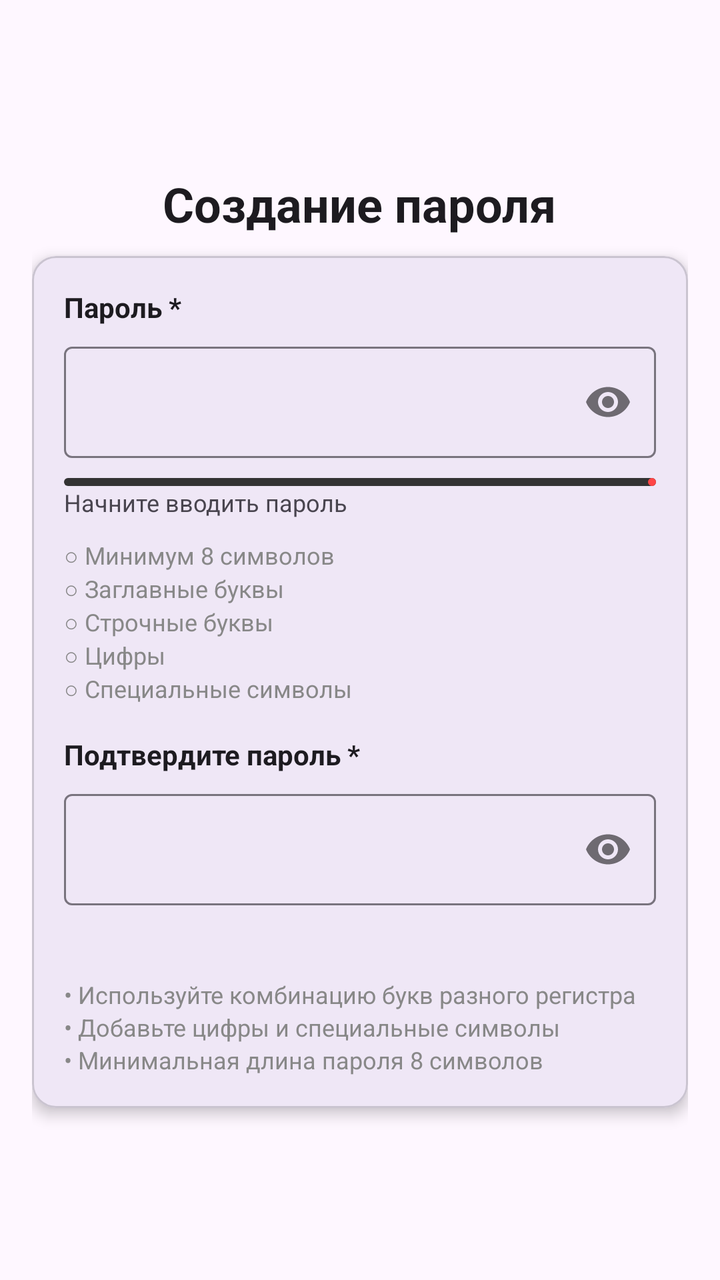
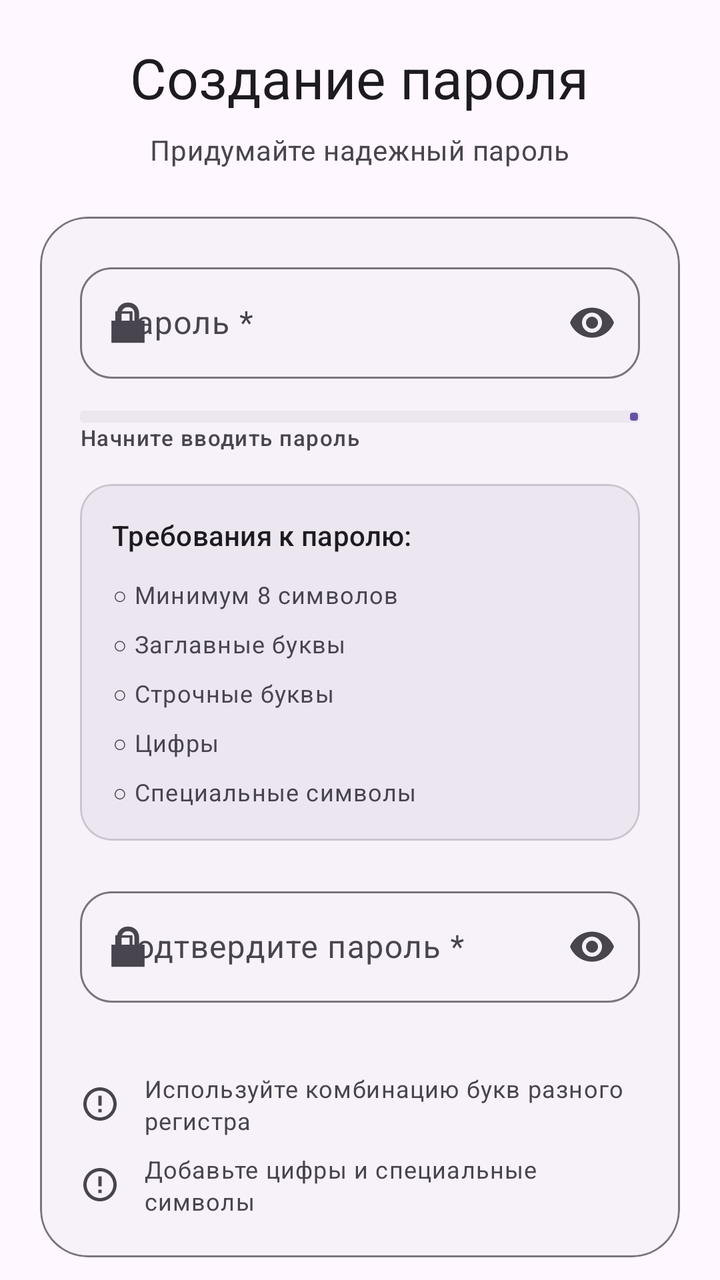

Screens rendered from an Android XML layout before and after an edit, with the pre-edit source and the edit as a unified diff.
<!-- AndroidManifest.xml: application theme Theme.BarkfluffClientAndroid -->
<!-- res/layout/step_register_05_password.xml -->
<?xml version="1.0" encoding="utf-8"?>
<ScrollView xmlns:android="http://schemas.android.com/apk/res/android"
    xmlns:app="http://schemas.android.com/apk/res-auto"
    android:layout_width="match_parent"
    android:layout_height="match_parent"
    android:fillViewport="true">

    <LinearLayout
        android:layout_width="match_parent"
        android:layout_height="wrap_content"
        android:gravity="center"
        android:orientation="vertical"
        android:padding="16dp">

        <TextView
            android:layout_width="wrap_content"
            android:layout_height="wrap_content"
            android:layout_marginBottom="10dp"
            android:text="Создание пароля"
            android:textColor="?attr/colorOnSurface"
            android:textSize="24sp"
            android:textStyle="bold" />

        <com.google.android.material.card.MaterialCardView
            android:layout_width="match_parent"
            android:layout_height="wrap_content"
            app:cardCornerRadius="12dp"
            app:cardElevation="4dp">

            <LinearLayout
                android:layout_width="match_parent"
                android:layout_height="wrap_content"
                android:orientation="vertical"
                android:padding="16dp">

                
                <TextView
                    android:layout_width="wrap_content"
                    android:layout_height="wrap_content"
                    android:text="Пароль *"
                    android:textColor="?attr/colorOnSurface"
                    android:textSize="14sp"
                    android:textStyle="bold" />

                <com.google.android.material.textfield.TextInputLayout
                    android:id="@+id/passwordInputLayout"
                    style="@style/Widget.Material3.TextInputLayout.OutlinedBox"
                    android:layout_width="match_parent"
                    android:layout_height="wrap_content"
                    android:layout_marginTop="5dp"
                    app:passwordToggleEnabled="true">

                    <com.google.android.material.textfield.TextInputEditText
                        android:id="@+id/passwordEditText"
                        android:layout_width="match_parent"
                        android:layout_height="wrap_content"
                        android:inputType="textPassword" />
                </com.google.android.material.textfield.TextInputLayout>

                
                <com.google.android.material.progressindicator.LinearProgressIndicator
                    android:id="@+id/passwordStrengthBar"
                    android:layout_width="match_parent"
                    android:layout_height="wrap_content"
                    android:layout_marginTop="10dp"
                    android:indeterminate="false"
                    app:indicatorColor="#FF4646"
                    app:trackColor="#333333"
                    app:trackThickness="4dp" />

                <TextView
                    android:id="@+id/passwordDifficultyIndicator"
                    android:layout_width="wrap_content"
                    android:layout_height="wrap_content"
                    android:layout_marginBottom="10dp"
                    android:text="Начните вводить пароль"
                    android:textColor="?attr/colorOnSurfaceVariant"
                    android:textSize="12sp" />

                
                <LinearLayout
                    android:id="@+id/passwordRequirementsPanel"
                    android:layout_width="match_parent"
                    android:layout_height="wrap_content"
                    android:layout_marginBottom="15dp"
                    android:orientation="vertical">

                    <TextView
                        android:id="@+id/reqMinLength"
                        android:layout_width="wrap_content"
                        android:layout_height="wrap_content"
                        android:text="○ Минимум 8 символов"
                        android:textColor="#888888"
                        android:textSize="12sp" />

                    <TextView
                        android:id="@+id/reqUpperCase"
                        android:layout_width="wrap_content"
                        android:layout_height="wrap_content"
                        android:text="○ Заглавные буквы"
                        android:textColor="#888888"
                        android:textSize="12sp" />

                    <TextView
                        android:id="@+id/reqLowerCase"
                        android:layout_width="wrap_content"
                        android:layout_height="wrap_content"
                        android:text="○ Строчные буквы"
                        android:textColor="#888888"
                        android:textSize="12sp" />

                    <TextView
                        android:id="@+id/reqDigit"
                        android:layout_width="wrap_content"
                        android:layout_height="wrap_content"
                        android:text="○ Цифры"
                        android:textColor="#888888"
                        android:textSize="12sp" />

                    <TextView
                        android:id="@+id/reqSpecialChar"
                        android:layout_width="wrap_content"
                        android:layout_height="wrap_content"
                        android:text="○ Специальные символы"
                        android:textColor="#888888"
                        android:textSize="12sp" />
                </LinearLayout>

                
                <TextView
                    android:layout_width="wrap_content"
                    android:layout_height="wrap_content"
                    android:text="Подтвердите пароль *"
                    android:textColor="?attr/colorOnSurface"
                    android:textSize="14sp"
                    android:textStyle="bold" />

                <com.google.android.material.textfield.TextInputLayout
                    android:id="@+id/confirmPasswordInputLayout"
                    style="@style/Widget.Material3.TextInputLayout.OutlinedBox"
                    android:layout_width="match_parent"
                    android:layout_height="wrap_content"
                    android:layout_marginTop="5dp"
                    app:passwordToggleEnabled="true">

                    <com.google.android.material.textfield.TextInputEditText
                        android:id="@+id/confirmPasswordEditText"
                        android:layout_width="match_parent"
                        android:layout_height="wrap_content"
                        android:inputType="textPassword" />
                </com.google.android.material.textfield.TextInputLayout>

                <TextView
                    android:id="@+id/passwordMatchText"
                    android:layout_width="wrap_content"
                    android:layout_height="wrap_content"
                    android:layout_marginBottom="20dp"
                    android:textColor="#888888"
                    android:textSize="12sp" />

                
                <LinearLayout
                    android:layout_width="match_parent"
                    android:layout_height="wrap_content"
                    android:orientation="vertical">

                    <TextView
                        android:layout_width="wrap_content"
                        android:layout_height="wrap_content"
                        android:text="• Используйте комбинацию букв разного регистра"
                        android:textColor="#888888"
                        android:textSize="12sp" />

                    <TextView
                        android:layout_width="wrap_content"
                        android:layout_height="wrap_content"
                        android:text="• Добавьте цифры и специальные символы"
                        android:textColor="#888888"
                        android:textSize="12sp" />

                    <TextView
                        android:layout_width="wrap_content"
                        android:layout_height="wrap_content"
                        android:text="• Минимальная длина пароля 8 символов"
                        android:textColor="#888888"
                        android:textSize="12sp" />
                </LinearLayout>
            </LinearLayout>
        </com.google.android.material.card.MaterialCardView>
    </LinearLayout>
</ScrollView>
<!-- resources referenced by this layout -->
<resources>
  <style name="Theme.BarkfluffClientAndroid" parent="Base.Theme.BarkfluffClientAndroid" />
  <style name="Base.Theme.BarkfluffClientAndroid" parent="Theme.Material3.DayNight.NoActionBar">
          
          <item name="android:statusBarColor">?attr/colorSurface</item>
          <item name="android:windowBackground">?android:attr/colorBackground</item>
      </style>
</resources>

<!-- the commit's change to res/layout/step_register_05_password.xml (unified diff, before → after) -->
@@ -1,5 +1,5 @@
 <?xml version="1.0" encoding="utf-8"?>
-<ScrollView xmlns:android="http://schemas.android.com/apk/res/android"
+<androidx.core.widget.NestedScrollView xmlns:android="http://schemas.android.com/apk/res/android"
     xmlns:app="http://schemas.android.com/apk/res-auto"
     android:layout_width="match_parent"
     android:layout_height="match_parent"
@@ -10,51 +10,62 @@
         android:layout_height="wrap_content"
         android:gravity="center"
         android:orientation="vertical"
-        android:padding="16dp">
-
+        android:padding="20dp">
+
+        
         <TextView
             android:layout_width="wrap_content"
             android:layout_height="wrap_content"
-            android:layout_marginBottom="10dp"
+            android:layout_marginBottom="8dp"
             android:text="Создание пароля"
-            android:textColor="?attr/colorOnSurface"
-            android:textSize="24sp"
-            android:textStyle="bold" />
-
+            android:textAppearance="?attr/textAppearanceHeadlineMedium"
+            android:textColor="?attr/colorOnSurface" />
+
+        
+        <TextView
+            android:layout_width="wrap_content"
+            android:layout_height="wrap_content"
+            android:layout_marginBottom="24dp"
+            android:text="Придумайте надежный пароль"
+            android:textAppearance="?attr/textAppearanceBodyMedium"
+            android:textColor="?attr/colorOnSurfaceVariant" />
+
+        
         <com.google.android.material.card.MaterialCardView
             android:layout_width="match_parent"
             android:layout_height="wrap_content"
-            app:cardCornerRadius="12dp"
-            app:cardElevation="4dp">
+            app:cardBackgroundColor="?attr/colorSurfaceContainerLow"
+            app:cardCornerRadius="24dp"
+            app:cardElevation="0dp"
+            app:strokeColor="?attr/colorOutline"
+            app:strokeWidth="1dp">
 
             <LinearLayout
                 android:layout_width="match_parent"
                 android:layout_height="wrap_content"
                 android:orientation="vertical"
-                android:padding="16dp">
-
-                
-                <TextView
-                    android:layout_width="wrap_content"
-                    android:layout_height="wrap_content"
-                    android:text="Пароль *"
-                    android:textColor="?attr/colorOnSurface"
-                    android:textSize="14sp"
-                    android:textStyle="bold" />
-
+                android:padding="20dp">
+
+                
                 <com.google.android.material.textfield.TextInputLayout
                     android:id="@+id/passwordInputLayout"
                     style="@style/Widget.Material3.TextInputLayout.OutlinedBox"
                     android:layout_width="match_parent"
                     android:layout_height="wrap_content"
-                    android:layout_marginTop="5dp"
-                    app:passwordToggleEnabled="true">
+                    android:hint="Пароль *"
+                    app:boxCornerRadiusBottomEnd="16dp"
+                    app:boxCornerRadiusBottomStart="16dp"
+                    app:boxCornerRadiusTopEnd="16dp"
+                    app:boxCornerRadiusTopStart="16dp"
+                    app:endIconMode="password_toggle"
+                    app:startIconDrawable="@android:drawable/ic_lock_lock">
 
                     <com.google.android.material.textfield.TextInputEditText
                         android:id="@+id/passwordEditText"
                         android:layout_width="match_parent"
                         android:layout_height="wrap_content"
                         android:inputType="textPassword" />
+
                 </com.google.android.material.textfield.TextInputLayout>
 
                 
@@ -62,92 +73,160 @@
                     android:id="@+id/passwordStrengthBar"
                     android:layout_width="match_parent"
                     android:layout_height="wrap_content"
-                    android:layout_marginTop="10dp"
+                    android:layout_marginTop="16dp"
                     android:indeterminate="false"
-                    app:indicatorColor="#FF4646"
-                    app:trackColor="#333333"
-                    app:trackThickness="4dp" />
+                    app:indicatorColor="?attr/colorPrimary"
+                    app:trackColor="?attr/colorSurfaceContainerHigh"
+                    app:trackThickness="6dp" />
 
                 <TextView
                     android:id="@+id/passwordDifficultyIndicator"
                     android:layout_width="wrap_content"
                     android:layout_height="wrap_content"
-                    android:layout_marginBottom="10dp"
+                    android:layout_marginBottom="16dp"
                     android:text="Начните вводить пароль"
-                    android:textColor="?attr/colorOnSurfaceVariant"
-                    android:textSize="12sp" />
-
-                
-                <LinearLayout
+                    android:textAppearance="?attr/textAppearanceLabelSmall"
+                    android:textColor="?attr/colorOnSurfaceVariant" />
+
+                
+                <com.google.android.material.card.MaterialCardView
                     android:id="@+id/passwordRequirementsPanel"
                     android:layout_width="match_parent"
                     android:layout_height="wrap_content"
-                    android:layout_marginBottom="15dp"
-                    android:orientation="vertical">
-
-                    <TextView
-                        android:id="@+id/reqMinLength"
-                        android:layout_width="wrap_content"
-                        android:layout_height="wrap_content"
-                        android:text="○ Минимум 8 символов"
-                        android:textColor="#888888"
-                        android:textSize="12sp" />
-
-                    <TextView
-                        android:id="@+id/reqUpperCase"
-                        android:layout_width="wrap_content"
-                        android:layout_height="wrap_content"
-                        android:text="○ Заглавные буквы"
-                        android:textColor="#888888"
-                        android:textSize="12sp" />
-
-                    <TextView
-                        android:id="@+id/reqLowerCase"
-                        android:layout_width="wrap_content"
-                        android:layout_height="wrap_content"
-                        android:text="○ Строчные буквы"
-                        android:textColor="#888888"
-                        android:textSize="12sp" />
-
-                    <TextView
-                        android:id="@+id/reqDigit"
-                        android:layout_width="wrap_content"
-                        android:layout_height="wrap_content"
-                        android:text="○ Цифры"
-                        android:textColor="#888888"
-                        android:textSize="12sp" />
-
-                    <TextView
-                        android:id="@+id/reqSpecialChar"
-                        android:layout_width="wrap_content"
-                        android:layout_height="wrap_content"
-                        android:text="○ Специальные символы"
-                        android:textColor="#888888"
-                        android:textSize="12sp" />
-                </LinearLayout>
-
-                
-                <TextView
-                    android:layout_width="wrap_content"
-                    android:layout_height="wrap_content"
-                    android:text="Подтвердите пароль *"
-                    android:textColor="?attr/colorOnSurface"
-                    android:textSize="14sp"
-                    android:textStyle="bold" />
-
+                    android:layout_marginBottom="20dp"
+                    app:cardBackgroundColor="?attr/colorSurfaceContainerHigh"
+                    app:cardCornerRadius="16dp"
+                    app:cardElevation="0dp">
+
+                    <LinearLayout
+                        android:layout_width="match_parent"
+                        android:layout_height="wrap_content"
+                        android:orientation="vertical"
+                        android:padding="16dp">
+
+                        <TextView
+                            android:layout_width="wrap_content"
+                            android:layout_height="wrap_content"
+                            android:text="Требования к паролю:"
+                            android:textAppearance="?attr/textAppearanceLabelLarge"
+                            android:textColor="?attr/colorOnSurface" />
+
+                        <LinearLayout
+                            android:layout_width="match_parent"
+                            android:layout_height="wrap_content"
+                            android:layout_marginTop="12dp"
+                            android:orientation="vertical">
+
+                            <LinearLayout
+                                android:layout_width="match_parent"
+                                android:layout_height="wrap_content"
+                                android:gravity="center_vertical"
+                                android:orientation="horizontal">
+
+                                <TextView
+                                    android:id="@+id/reqMinLength"
+                                    android:layout_width="wrap_content"
+                                    android:layout_height="wrap_content"
+                                    android:text="○ Минимум 8 символов"
+                                    android:textAppearance="?attr/textAppearanceBodySmall"
+                                    android:textColor="?attr/colorOnSurfaceVariant" />
+
+                            </LinearLayout>
+
+                            <LinearLayout
+                                android:layout_width="match_parent"
+                                android:layout_height="wrap_content"
+                                android:layout_marginTop="8dp"
+                                android:gravity="center_vertical"
+                                android:orientation="horizontal">
+
+                                <TextView
+                                    android:id="@+id/reqUpperCase"
+                                    android:layout_width="wrap_content"
+                                    android:layout_height="wrap_content"
+                                    android:text="○ Заглавные буквы"
+                                    android:textAppearance="?attr/textAppearanceBodySmall"
+                                    android:textColor="?attr/colorOnSurfaceVariant" />
+
+                            </LinearLayout>
+
+                            <LinearLayout
+                                android:layout_width="match_parent"
+                                android:layout_height="wrap_content"
+                                android:layout_marginTop="8dp"
+                                android:gravity="center_vertical"
+                                android:orientation="horizontal">
+
+                                <TextView
+                                    android:id="@+id/reqLowerCase"
+                                    android:layout_width="wrap_content"
+                                    android:layout_height="wrap_content"
+                                    android:text="○ Строчные буквы"
+                                    android:textAppearance="?attr/textAppearanceBodySmall"
+                                    android:textColor="?attr/colorOnSurfaceVariant" />
+
+                            </LinearLayout>
+
+                            <LinearLayout
+                                android:layout_width="match_parent"
+                                android:layout_height="wrap_content"
+                                android:layout_marginTop="8dp"
+                                android:gravity="center_vertical"
+                                android:orientation="horizontal">
+
+                                <TextView
+                                    android:id="@+id/reqDigit"
+                                    android:layout_width="wrap_content"
+                                    android:layout_height="wrap_content"
+                                    android:text="○ Цифры"
+                                    android:textAppearance="?attr/textAppearanceBodySmall"
+                                    android:textColor="?attr/colorOnSurfaceVariant" />
+
+                            </LinearLayout>
+
+                            <LinearLayout
+                                android:layout_width="match_parent"
+                                android:layout_height="wrap_content"
+                                android:layout_marginTop="8dp"
+                                android:gravity="center_vertical"
+                                android:orientation="horizontal">
+
+                                <TextView
+                                    android:id="@+id/reqSpecialChar"
+                                    android:layout_width="wrap_content"
+                                    android:layout_height="wrap_content"
+                                    android:text="○ Специальные символы"
+                                    android:textAppearance="?attr/textAppearanceBodySmall"
+                                    android:textColor="?attr/colorOnSurfaceVariant" />
+
+                            </LinearLayout>
+
+                        </LinearLayout>
+
+                    </LinearLayout>
+
+                </com.google.android.material.card.MaterialCardView>
+
+                
                 <com.google.android.material.textfield.TextInputLayout
                     android:id="@+id/confirmPasswordInputLayout"
                     style="@style/Widget.Material3.TextInputLayout.OutlinedBox"
                     android:layout_width="match_parent"
                     android:layout_height="wrap_content"
-                    android:layout_marginTop="5dp"
-                    app:passwordToggleEnabled="true">
+                    android:hint="Подтвердите пароль *"
+                    app:boxCornerRadiusBottomEnd="16dp"
+                    app:boxCornerRadiusBottomStart="16dp"
+                    app:boxCornerRadiusTopEnd="16dp"
+                    app:boxCornerRadiusTopStart="16dp"
+                    app:endIconMode="password_toggle"
+                    app:startIconDrawable="@android:drawable/ic_lock_lock">
 
                     <com.google.android.material.textfield.TextInputEditText
                         android:id="@+id/confirmPasswordEditText"
                         android:layout_width="match_parent"
                         android:layout_height="wrap_content"
                         android:inputType="textPassword" />
+
                 </com.google.android.material.textfield.TextInputLayout>
 
                 <TextView
@@ -155,8 +234,8 @@
                     android:layout_width="wrap_content"
                     android:layout_height="wrap_content"
                     android:layout_marginBottom="20dp"
-                    android:textColor="#888888"
-                    android:textSize="12sp" />
+                    android:textAppearance="?attr/textAppearanceLabelSmall"
+                    android:textColor="?attr/colorOnSurfaceVariant" />
 
                 
                 <LinearLayout
@@ -164,28 +243,57 @@
                     android:layout_height="wrap_content"
                     android:orientation="vertical">
 
-                    <TextView
-                        android:layout_width="wrap_content"
-                        android:layout_height="wrap_content"
-                        android:text="• Используйте комбинацию букв разного регистра"
-                        android:textColor="#888888"
-                        android:textSize="12sp" />
-
-                    <TextView
-                        android:layout_width="wrap_content"
-                        android:layout_height="wrap_content"
-                        android:text="• Добавьте цифры и специальные символы"
-                        android:textColor="#888888"
-                        android:textSize="12sp" />
-
-                    <TextView
-                        android:layout_width="wrap_content"
-                        android:layout_height="wrap_content"
-                        android:text="• Минимальная длина пароля 8 символов"
-                        android:textColor="#888888"
-                        android:textSize="12sp" />
+                    <LinearLayout
+                        android:layout_width="match_parent"
+                        android:layout_height="wrap_content"
+                        android:gravity="center_vertical"
+                        android:orientation="horizontal">
+
+                        <ImageView
+                            android:layout_width="20dp"
+                            android:layout_height="20dp"
+                            android:src="@drawable/ic_info"
+                            app:tint="?attr/colorOnSurfaceVariant" />
+
+                        <TextView
+                            android:layout_width="wrap_content"
+                            android:layout_height="wrap_content"
+                            android:layout_marginStart="12dp"
+                            android:text="Используйте комбинацию букв разного регистра"
+                            android:textAppearance="?attr/textAppearanceBodySmall"
+                            android:textColor="?attr/colorOnSurfaceVariant" />
+
+                    </LinearLayout>
+
+                    <LinearLayout
+                        android:layout_width="match_parent"
+                        android:layout_height="wrap_content"
+                        android:layout_marginTop="8dp"
+                        android:gravity="center_vertical"
+                        android:orientation="horizontal">
+
+                        <ImageView
+                            android:layout_width="20dp"
+                            android:layout_height="20dp"
+                            android:src="@drawable/ic_info"
+                            app:tint="?attr/colorOnSurfaceVariant" />
+
+                        <TextView
+                            android:layout_width="wrap_content"
+                            android:layout_height="wrap_content"
+                            android:layout_marginStart="12dp"
+                            android:text="Добавьте цифры и специальные символы"
+                            android:textAppearance="?attr/textAppearanceBodySmall"
+                            android:textColor="?attr/colorOnSurfaceVariant" />
+
+                    </LinearLayout>
+
                 </LinearLayout>
+
             </LinearLayout>
+
         </com.google.android.material.card.MaterialCardView>
+
     </LinearLayout>
-</ScrollView>
+
+</androidx.core.widget.NestedScrollView>
<!-- resource entries referenced after the edit -->
@@ -1,10 +1,33 @@
 <!-- resources referenced by this layout -->
 <resources>
+  <!-- drawable ic_info (drawable) -->
+  <?xml version="1.0" encoding="utf-8"?>
+  <vector xmlns:android="http://schemas.android.com/apk/res/android"
+      android:width="24dp"
+      android:height="24dp"
+      android:viewportWidth="24"
+      android:viewportHeight="24">
+      <path
+          android:fillColor="?attr/colorOnSurface"
+          android:pathData="M12,2C6.48,2 2,6.48 2,12s4.48,10 10,10 10,-4.48 10,-10S17.52,2 12,2zM12,20c-4.42,0 -8,-3.58 -8,-8s3.58,-8 8,-8 8,3.58 8,8 -3.58,8 -8,8zM11,7h2v6h-2V7zM11,15h2v2h-2V15z"/>
+  </vector>
   <style name="Theme.BarkfluffClientAndroid" parent="Base.Theme.BarkfluffClientAndroid" />
   <style name="Base.Theme.BarkfluffClientAndroid" parent="Theme.Material3.DayNight.NoActionBar">
           
-          <item name="android:statusBarColor">?attr/colorSurface</item>
+          <item name="android:windowLayoutInDisplayCutoutMode" tools:targetApi="p">shortEdges</item>
+          <item name="android:statusBarColor">@android:color/transparent</item>
+          <item name="android:navigationBarColor">@android:color/transparent</item>
           <item name="android:windowBackground">?android:attr/colorBackground</item>
+          
+          
+          <item name="shapeAppearanceSmallComponent">@style/ShapeAppearance.Material3.SmallComponent</item>
+          <item name="shapeAppearanceMediumComponent">@style/ShapeAppearance.Material3.MediumComponent</item>
+          <item name="shapeAppearanceLargeComponent">@style/ShapeAppearance.Material3.LargeComponent</item>
+          
+          
+          <item name="textAppearanceDisplayLarge">@style/TextAppearance.Material3.DisplayLarge</item>
+          <item name="textAppearanceHeadlineLarge">@style/TextAppearance.Material3.HeadlineLarge</item>
+          <item name="textAppearanceTitleLarge">@style/TextAppearance.Material3.TitleLarge</item>
       </style>
 </resources>
 
